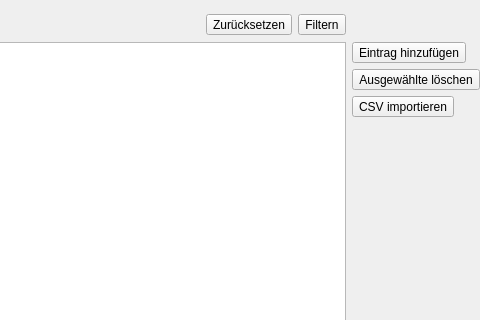
Old version of the form ui/qmtraindatawidget.ui in the repository Christian-Kr/QualificationMatrix; both pictures show x 419 to 899 and y 0 to 320 of the 899 by 668 pixel window.
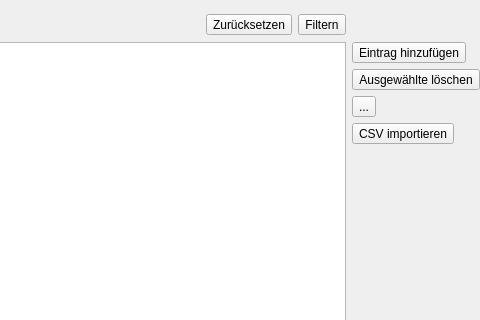
New version of the form. Icons and pictures are not drawn.

Commit message: Add train data details dialog

The edit to the form file:
```diff
--- a/ui/qmtraindatawidget.ui
+++ b/ui/qmtraindatawidget.ui
@@ -225,6 +225,23 @@
        </property>
       </widget>
      </item>
+     <item>
+      <widget class="QToolButton" name="tbTrainDataDetails">
+       <property name="text">
+        <string>...</string>
+       </property>
+       <property name="icon">
+        <iconset resource="../icons.qrc">
+         <normaloff>:/icons/icons/view-list-details.svg</normaloff>:/icons/icons/view-list-details.svg</iconset>
+       </property>
+       <property name="iconSize">
+        <size>
+         <width>22</width>
+         <height>22</height>
+        </size>
+       </property>
+      </widget>
+     </item>
      <item>
       <widget class="QToolButton" name="tbImportCsv">
        <property name="toolTip">
```
Left out of the diff: 17 changed lines with no effect on the pictures. The commit also changes 4 other files.
